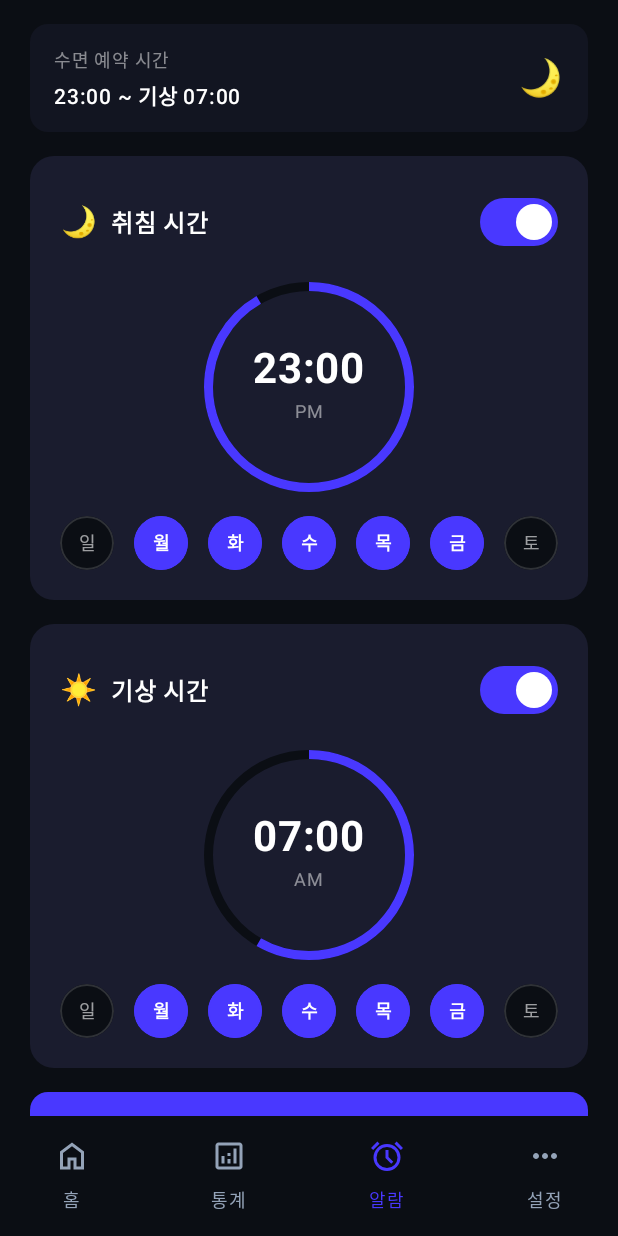
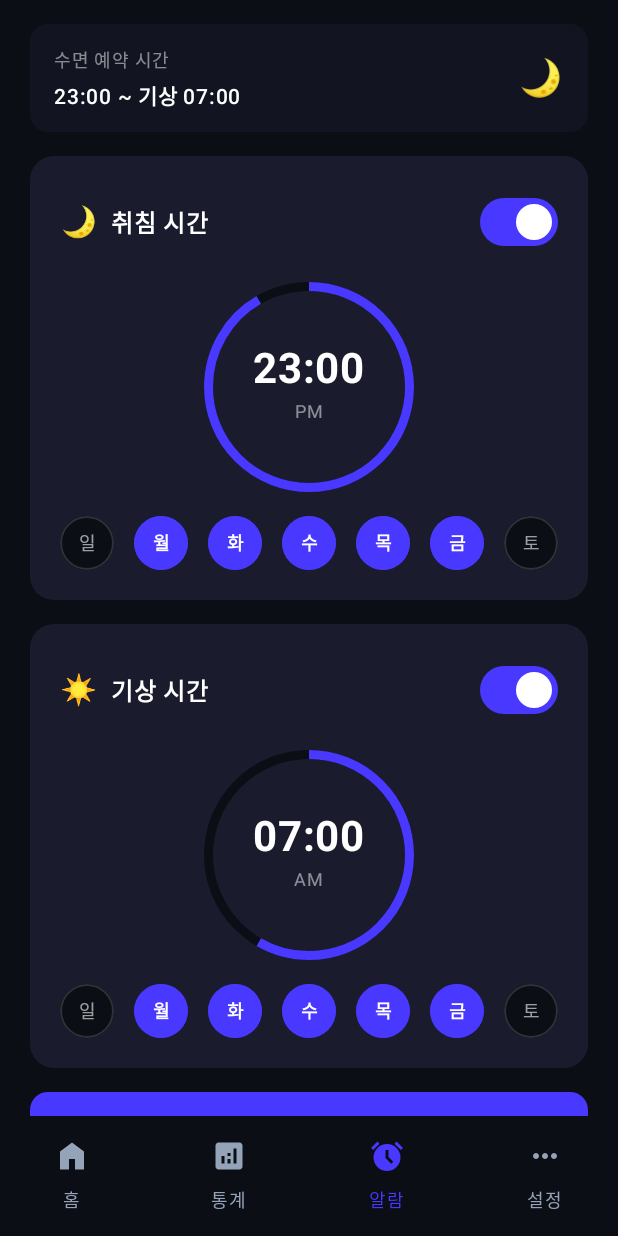
Before and after one commit to dlwngud/AllSleep, an Android app built with Jetpack Compose: the alarm screen opened through its navigation route, on a phone screen of 412 x 824 dp. Run offline under Robolectric (Android 15) with nearby library versions, the light colour scheme and no system bars; our stand-ins replace Compose Multiplatform resources.

Commit message:
fix: 바텀 네비게이션 아이콘 filled로 변경

```diff
--- a/composeApp/src/commonMain/composeResources/drawable/ic_alarm.xml
+++ b/composeApp/src/commonMain/composeResources/drawable/ic_alarm.xml
@@ -5,6 +5,6 @@
     android:viewportHeight="960"
     android:tint="?attr/colorControlNormal">
   <path
-      android:fillColor="#FFFFFF"
-      android:pathData="M339.5,851.5Q274,823 225.5,774.5Q177,726 148.5,660.5Q120,595 120,520Q120,445 148.5,379.5Q177,314 225.5,265.5Q274,217 339.5,188.5Q405,160 480,160Q555,160 620.5,188.5Q686,217 734.5,265.5Q783,314 811.5,379.5Q840,445 840,520Q840,595 811.5,660.5Q783,726 734.5,774.5Q686,823 620.5,851.5Q555,880 480,880Q405,880 339.5,851.5ZM480,520Q480,520 480,520Q480,520 480,520Q480,520 480,520Q480,520 480,520Q480,520 480,520Q480,520 480,520Q480,520 480,520Q480,520 480,520ZM592,688L648,632L520,504L520,320L440,320L440,536L592,688ZM224,94L280,150L110,320L54,264L224,94ZM736,94L906,264L850,320L680,150L736,94ZM480,800Q597,800 678.5,718.5Q760,637 760,520Q760,403 678.5,321.5Q597,240 480,240Q363,240 281.5,321.5Q200,403 200,520Q200,637 281.5,718.5Q363,800 480,800Z"/>
+      android:fillColor="#FFFFFFFF"
+      android:pathData="M339.5,851.5Q274,823 225.5,774.5Q177,726 148.5,660.5Q120,595 120,520Q120,445 148.5,379.5Q177,314 225.5,265.5Q274,217 339.5,188.5Q405,160 480,160Q555,160 620.5,188.5Q686,217 734.5,265.5Q783,314 811.5,379.5Q840,445 840,520Q840,595 811.5,660.5Q783,726 734.5,774.5Q686,823 620.5,851.5Q555,880 480,880Q405,880 339.5,851.5ZM592,688L648,632L520,504L520,320L440,320L440,536L592,688ZM224,94L280,150L110,320L54,264L224,94ZM736,94L906,264L850,320L680,150L736,94Z"/>
 </vector>
--- a/composeApp/src/commonMain/composeResources/drawable/ic_analytics.xml
+++ b/composeApp/src/commonMain/composeResources/drawable/ic_analytics.xml
@@ -5,6 +5,6 @@
     android:viewportHeight="960"
     android:tint="?attr/colorControlNormal">
   <path
-      android:fillColor="#FFFFFF"
-      android:pathData="M280,680L360,680L360,480L280,480L280,680ZM600,680L680,680L680,280L600,280L600,680ZM440,680L520,680L520,560L440,560L440,680ZM440,480L520,480L520,400L440,400L440,480ZM200,840Q167,840 143.5,816.5Q120,793 120,760L120,200Q120,167 143.5,143.5Q167,120 200,120L760,120Q793,120 816.5,143.5Q840,167 840,200L840,760Q840,793 816.5,816.5Q793,840 760,840L200,840ZM200,760L760,760Q760,760 760,760Q760,760 760,760L760,200Q760,200 760,200Q760,200 760,200L200,200Q200,200 200,200Q200,200 200,200L200,760Q200,760 200,760Q200,760 200,760ZM200,200L200,200Q200,200 200,200Q200,200 200,200L200,760Q200,760 200,760Q200,760 200,760L200,760Q200,760 200,760Q200,760 200,760L200,200Q200,200 200,200Q200,200 200,200Z"/>
+      android:fillColor="#FFFFFFFF"
+      android:pathData="M280,680L360,680L360,480L280,480L280,680ZM600,680L680,680L680,280L600,280L600,680ZM440,680L520,680L520,560L440,560L440,680ZM440,480L520,480L520,400L440,400L440,480ZM200,840Q167,840 143.5,816.5Q120,793 120,760L120,200Q120,167 143.5,143.5Q167,120 200,120L760,120Q793,120 816.5,143.5Q840,167 840,200L840,760Q840,793 816.5,816.5Q793,840 760,840L200,840Z"/>
 </vector>
--- a/composeApp/src/commonMain/composeResources/drawable/ic_home.xml
+++ b/composeApp/src/commonMain/composeResources/drawable/ic_home.xml
@@ -5,6 +5,6 @@
     android:viewportHeight="960"
     android:tint="?attr/colorControlNormal">
   <path
-      android:fillColor="#FFFFFF"
-      android:pathData="M240,760L360,760L360,520L600,520L600,760L720,760L720,400L480,220L240,400L240,760ZM160,840L160,360L480,120L800,360L800,840L520,840L520,600L440,600L440,840L160,840ZM480,490L480,490L480,490L480,490L480,490L480,490L480,490L480,490L480,490Z"/>
+      android:fillColor="#FFFFFFFF"
+      android:pathData="M160,840L160,360L480,120L800,360L800,840L560,840L560,560L400,560L400,840L160,840Z"/>
 </vector>
```
